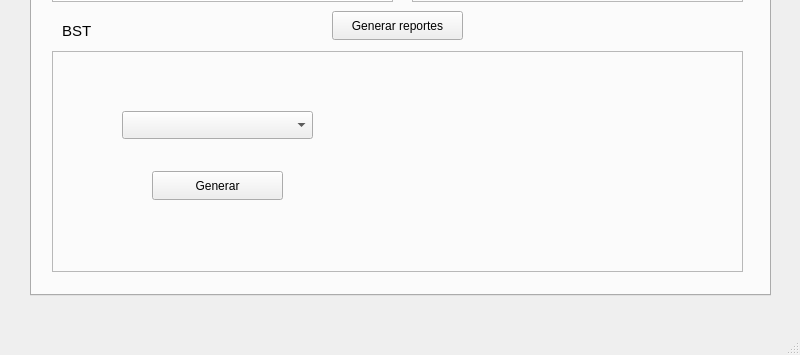
The window that Fase 2/Fase2EDD/interfazprincipal.ui (matiuuh/-EDD-Proyecto1_202203009) describes before a commit, drawn with Qt 5; both pictures show x 0 to 800 and y 245 to 600 of the 800 by 600 pixel window.
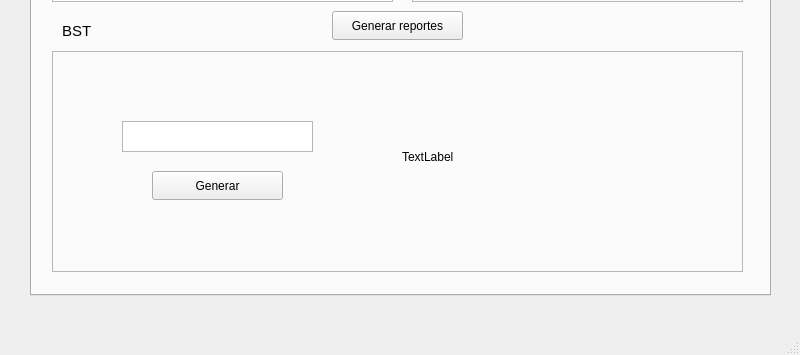
The same window after the commit.

Commit message: Se agrega reporte del bst para una fecha en específico (faltan ajustes)

```diff
--- a/Fase 2/Fase2EDD/interfazprincipal.ui
+++ b/Fase 2/Fase2EDD/interfazprincipal.ui
@@ -683,27 +683,7 @@
       <property name="frameShadow">
        <enum>QFrame::Shadow::Raised</enum>
       </property>
-      <widget class="QWidget" name="widget" native="true">
-       <property name="geometry">
-        <rect>
-         <x>319</x>
-         <y>19</y>
-         <width>341</width>
-         <height>181</height>
-        </rect>
-       </property>
-      </widget>
-      <widget class="QComboBox" name="comboBox_3">
-       <property name="geometry">
-        <rect>
-         <x>70</x>
-         <y>60</y>
-         <width>191</width>
-         <height>28</height>
-        </rect>
-       </property>
-      </widget>
-      <widget class="QPushButton" name="pushButton_8">
+      <widget class="QPushButton" name="btn_generarBSTGrafica">
        <property name="geometry">
         <rect>
          <x>100</x>
@@ -716,6 +696,29 @@
         <string>Generar</string>
        </property>
       </widget>
+      <widget class="QLabel" name="lbl_bstGraficaFecha">
+       <property name="geometry">
+        <rect>
+         <x>350</x>
+         <y>20</y>
+         <width>311</width>
+         <height>171</height>
+        </rect>
+       </property>
+       <property name="text">
+        <string>TextLabel</string>
+       </property>
+      </widget>
+      <widget class="QTextEdit" name="txt_obtenerFechaBST">
+       <property name="geometry">
+        <rect>
+         <x>70</x>
+         <y>70</y>
+         <width>191</width>
+         <height>31</height>
+        </rect>
+       </property>
+      </widget>
      </widget>
      <widget class="QLabel" name="label_8">
       <property name="geometry">
```
The commit also changes 5 other files.
